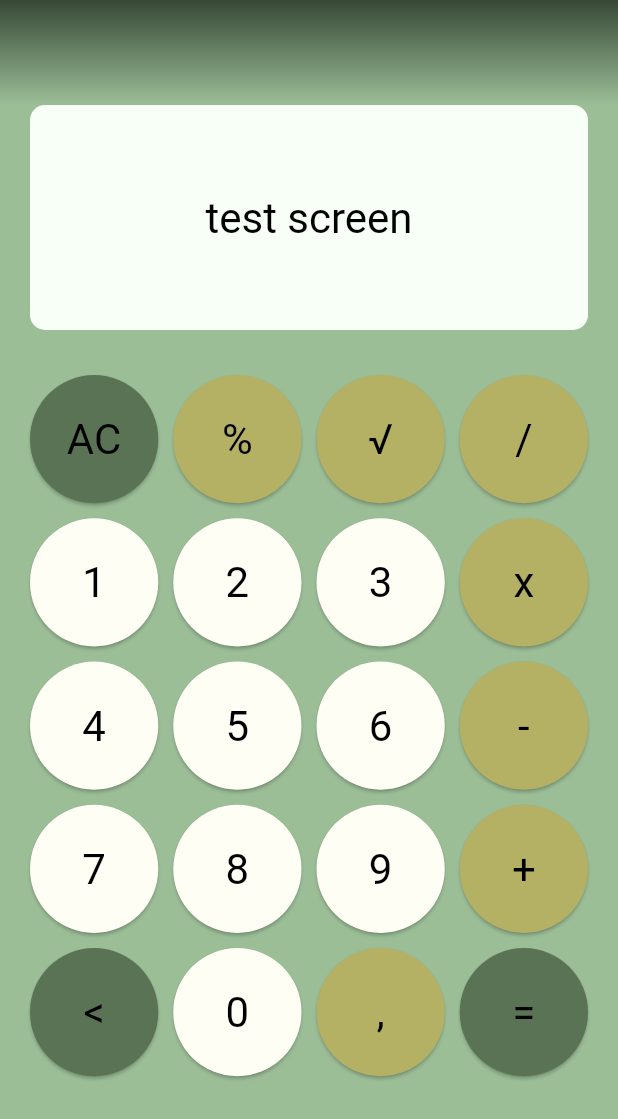
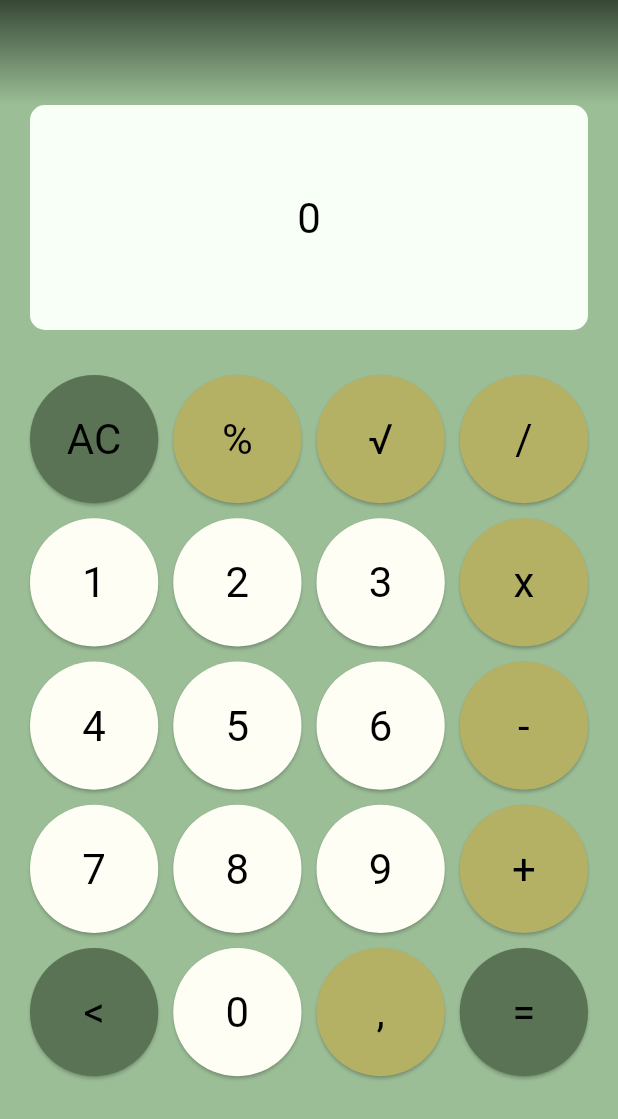
Before and after one commit to JeanBaptisteCheramy/flutter_application_1, a Flutter app: the screen it shows after launch, on a phone screen of 412 x 824 dp. Shown: the top 1119 px of the screen. Run offline on Flutter 3.47's test engine with Material 3 defaults, Android fonts, the phone set to English and light mode, and no system bars; our stand-ins replace flutter_riverpod, logger.

Commit message:
state manager creation & watch (display)

```diff
--- a/analysis_options.yaml
+++ b/analysis_options.yaml
@@ -26,3 +26,7 @@ linter:
 
 # Additional information about this file can be found at
 # https://dart.dev/guides/language/analysis-options
+
+analyzer:
+  plugins:
+    - custom_lint
--- a/lib/main.dart
+++ b/lib/main.dart
@@ -1,8 +1,9 @@
 import 'package:flutter/material.dart';
 import 'package:flutter_application_1/pages/home/home.dart';
+import 'package:flutter_riverpod/flutter_riverpod.dart';
 
 void main() {
-  runApp(const MyApp());
+  runApp(const ProviderScope(child: MyApp()));
 }
 
 class MyApp extends StatelessWidget {
--- /dev/null
+++ b/lib/store/calculation_store.dart
@@ -0,0 +1,5 @@
+import 'package:flutter_riverpod/flutter_riverpod.dart';
+
+final calculationStore = StateProvider((ref) {
+  return "0";
+});
--- a/lib/widgets/display.dart
+++ b/lib/widgets/display.dart
@@ -1,10 +1,12 @@
 import 'package:flutter/material.dart';
+import 'package:flutter_application_1/store/calculation_store.dart';
+import 'package:flutter_riverpod/flutter_riverpod.dart';
 
-class Display extends StatelessWidget {
+class Display extends ConsumerWidget {
   const Display(this.data, {super.key});
   final String data;
   @override
-  Widget build(BuildContext context) {
+  Widget build(BuildContext context, WidgetRef ref) {
     return Container(
       height: 150,
       padding: const EdgeInsets.all(10.0),
@@ -14,7 +16,7 @@ class Display extends StatelessWidget {
         borderRadius: BorderRadius.circular(10),
         color: const Color.fromARGB(255, 247, 255, 246),
       ),
-      child: Text(data,
+      child: Text(ref.watch(calculationStore),
           style: Theme.of(context)
               .textTheme
               .headlineMedium!
--- a/pubspec.yaml
+++ b/pubspec.yaml
@@ -36,6 +36,8 @@ dependencies:
   cupertino_icons: ^1.0.6
   readmore: ^3.0.0
   logger: ^2.2.0
+  flutter_riverpod: ^2.5.1
+  riverpod_annotation: ^2.3.5
 
 dev_dependencies:
   flutter_test:
@@ -47,6 +49,10 @@ dev_dependencies:
   # package. See that file for information about deactivating specific lint
   # rules and activating additional ones.
   flutter_lints: ^3.0.0
+  riverpod_generator: ^2.4.0
+  build_runner: ^2.4.9
+  custom_lint: ^0.6.4
+  riverpod_lint: ^2.3.10
 
 # For information on the generic Dart part of this file, see the
 # following page: https://dart.dev/tools/pub/pubspec
```
Also changed, not shown: pubspec.lock.
